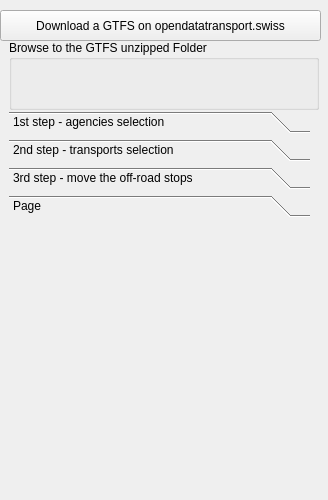
skagejj/gtfs_shapes_creator, file gtfs_shapes_creator_dockwidget_base.ui: the form before one commit.
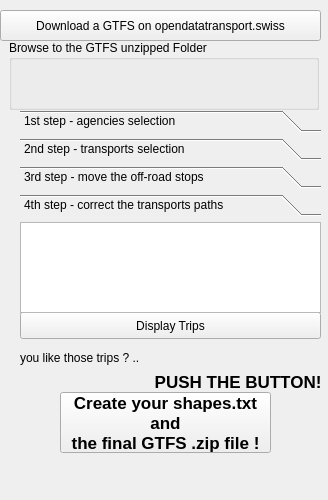
The form after the commit. The open tabs and pages were chosen to show the change. Custom widgets are drawn as their Qt base class.

Patch:
```diff
--- a/gtfs_shapes_creator_dockwidget_base.ui
+++ b/gtfs_shapes_creator_dockwidget_base.ui
@@ -108,8 +108,8 @@
    <widget class="QToolBox" name="toolBox">
     <property name="geometry">
      <rect>
-      <x>9</x>
-      <y>111</y>
+      <x>20</x>
+      <y>110</y>
       <width>301</width>
       <height>371</height>
      </rect>
@@ -392,8 +392,89 @@
       </rect>
      </property>
      <attribute name="label">
-      <string>Page</string>
+      <string>4th step - correct the transports paths</string>
      </attribute>
+     <widget class="QPushButton" name="DiplayTripsButton">
+      <property name="geometry">
+       <rect>
+        <x>0</x>
+        <y>90</y>
+        <width>301</width>
+        <height>27</height>
+       </rect>
+      </property>
+      <property name="text">
+       <string>Display Trips</string>
+      </property>
+     </widget>
+     <widget class="QListWidget" name="tripsListWidget">
+      <property name="geometry">
+       <rect>
+        <x>0</x>
+        <y>0</y>
+        <width>301</width>
+        <height>91</height>
+       </rect>
+      </property>
+      <property name="selectionMode">
+       <enum>QAbstractItemView::MultiSelection</enum>
+      </property>
+     </widget>
+     <widget class="QPushButton" name="createShapesButton">
+      <property name="geometry">
+       <rect>
+        <x>40</x>
+        <y>170</y>
+        <width>211</width>
+        <height>61</height>
+       </rect>
+      </property>
+      <property name="font">
+       <font>
+        <pointsize>13</pointsize>
+        <weight>75</weight>
+        <bold>true</bold>
+       </font>
+      </property>
+      <property name="text">
+       <string>Create your shapes.txt
+and 
+the final GTFS .zip file !</string>
+      </property>
+     </widget>
+     <widget class="QLabel" name="label_2">
+      <property name="geometry">
+       <rect>
+        <x>0</x>
+        <y>120</y>
+        <width>191</width>
+        <height>31</height>
+       </rect>
+      </property>
+      <property name="text">
+       <string>you like those trips ? .. </string>
+      </property>
+     </widget>
+     <widget class="QLabel" name="label_3">
+      <property name="geometry">
+       <rect>
+        <x>130</x>
+        <y>150</y>
+        <width>171</width>
+        <height>20</height>
+       </rect>
+      </property>
+      <property name="font">
+       <font>
+        <pointsize>13</pointsize>
+        <weight>75</weight>
+        <bold>true</bold>
+       </font>
+      </property>
+      <property name="text">
+       <string> PUSH THE BUTTON!</string>
+      </property>
+     </widget>
     </widget>
    </widget>
   </widget>
```
Left out of the diff: 14 changed lines with no effect on the pictures.
